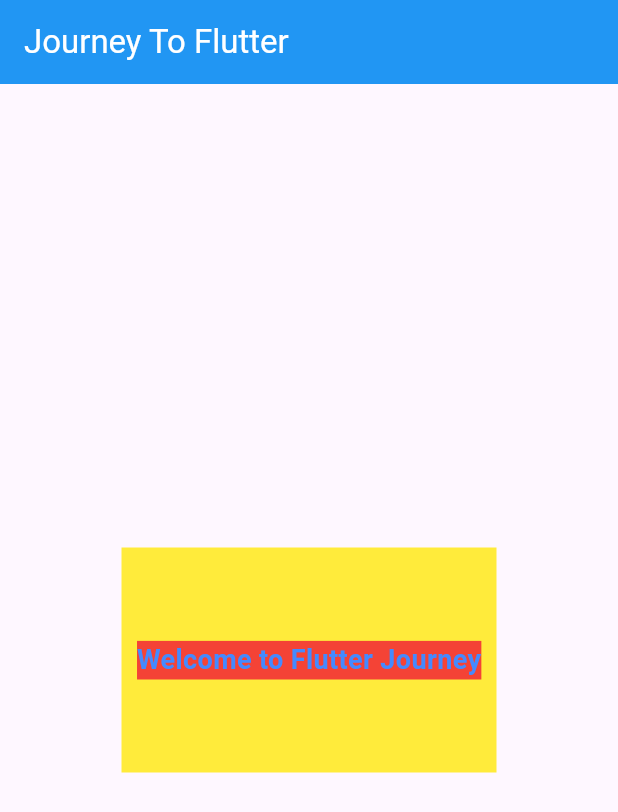
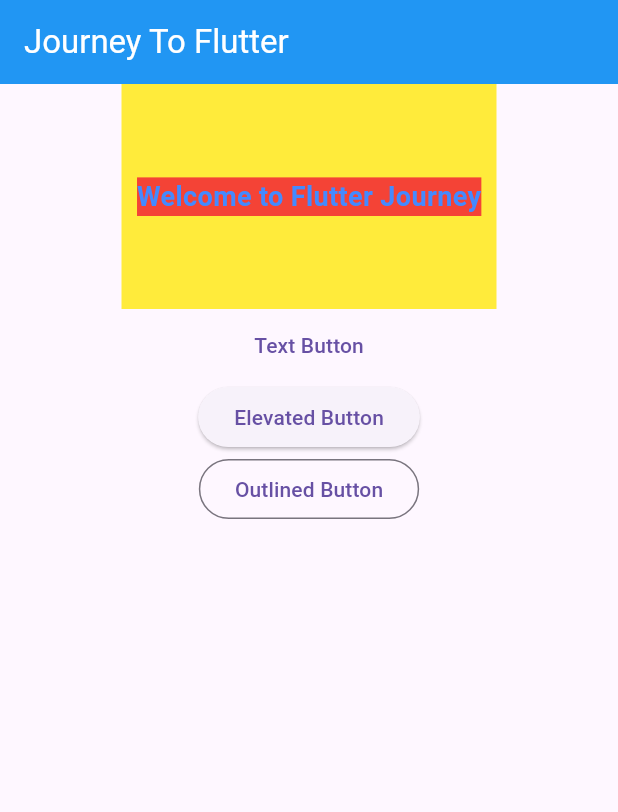
Before and after one commit to thisisdishang/JourneyToFlutter, a Flutter app: the screen it shows after launch, on a phone screen of 412 x 824 dp. Shown: the top 812 px of the screen. Run offline on Flutter 3.47's test engine with Material 3 defaults, Android fonts, the phone set to English and light mode, and no system bars.

Commit message:
learn all types of button

```diff
--- a/lib/main.dart
+++ b/lib/main.dart
@@ -40,7 +40,9 @@ class _MyHomePageState extends State<MyHomePage> {
           style: TextStyle(color: Colors.white),
         ),
       ),
-      body: Center(
+      body: Column(
+        children: [
+          Center(
             child: Container(
               width: 250,
               height: 150,
@@ -58,6 +60,29 @@ class _MyHomePageState extends State<MyHomePage> {
               ),
             ),
           ),
+          TextButton(
+            onPressed: () {
+              print('Text Button Tapped');
+            },
+            child: Text('Text Button'),
+            onLongPress: () {
+              print('Long Press');
+            },
+          ),
+          ElevatedButton(
+            onPressed: () {
+              print('Elevated Button Tapped');
+            },
+            child: Text('Elevated Button'),
+          ),
+          OutlinedButton(
+            onPressed: () {
+              print('Outlined Button Tapped');
+            },
+            child: Text('Outlined Button'),
+          ),
+        ],
+      ),
       // This trailing comma makes auto-formatting nicer for build methods.
     );
   }
```
Lines whose indentation alone changed are shown as unchanged.
